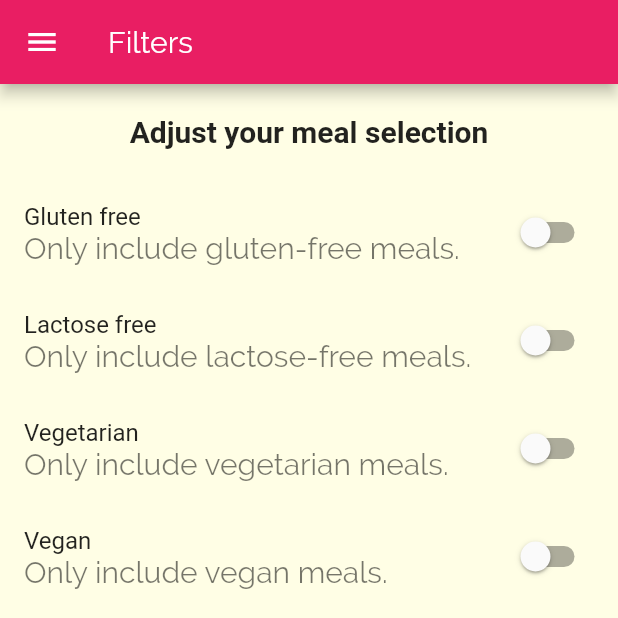
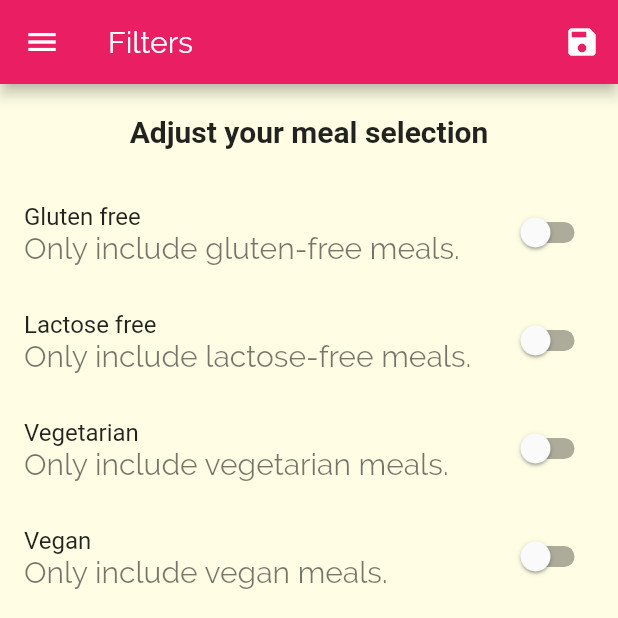
Before and after one commit to giorgiofrittoli/meal-flutter-app, a Flutter app: the FiltersScreen screen opened by its route, on a phone screen of 412 x 824 dp, the top half of it. Run offline on Flutter 3.47's test engine with Material 2 defaults, Android fonts, the phone set to English and light mode, and no system bars; Roboto replaces fonts that are missing (RobotoCondendsed).

Commit message:
filters func

```diff
--- /dev/null
+++ b/lib/models/filters.dart
@@ -0,0 +1 @@
+enum Filter { LACTOSE_FREE, GLUTEN_FREE, VEGETARIAN, VEGAN }
--- a/lib/models/meal.dart
+++ b/lib/models/meal.dart
@@ -52,7 +52,7 @@ class Meal {
       case Affordability.Pricey:
         return "Pricey";
       case Affordability.Luxurious:
-        return "Challenging";
+        return "Luxurious";
     }
   }
 }
--- a/lib/screens/filters_screen.dart
+++ b/lib/screens/filters_screen.dart
@@ -1,32 +1,29 @@
 import "package:flutter/material.dart";
 
+import "../models/filters.dart";
 import '../main_drawer.dart';
 
 class FiltersScreen extends StatefulWidget {
   static const routeName = "filters-screen";
 
+  final Function setFilters;
+  final Map<Filter, bool> _filters;
+
+  FiltersScreen(this._filters, this.setFilters);
+
   @override
   _FiltersScreenState createState() => _FiltersScreenState();
 }
 
-enum Filter { LACTOSE_FREE, GLUTEN_FREE, VEGETARIAN, VEGAN }
-
 class _FiltersScreenState extends State<FiltersScreen> {
-  var _filters = {
-    Filter.GLUTEN_FREE: false,
-    Filter.LACTOSE_FREE: false,
-    Filter.VEGETARIAN: false,
-    Filter.VEGAN: false
-  };
-
   Widget _buildSwitchListTile(String title, String subTitle, Filter type) {
     return SwitchListTile(
       title: Text(title),
       subtitle: Text(subTitle),
-      value: _filters[type],
+      value: widget._filters[type],
       onChanged: (newValue) {
         setState(() {
-          _filters[type] = newValue;
+          widget._filters[type] = newValue;
         });
       },
     );
@@ -37,6 +34,12 @@ class _FiltersScreenState extends State<FiltersScreen> {
     return Scaffold(
       appBar: AppBar(
         title: Text("Filters"),
+        actions: [
+          IconButton(
+            icon: Icon(Icons.save),
+            onPressed: () => widget.setFilters(widget._filters),
+          )
+        ],
       ),
       drawer: MainDrawer(),
       body: Column(
```
Also changed, not shown: lib/main.dart (+46 -6 lines), lib/screens/category_meals_screen.dart (+5 -2 lines), lib/widgets/meal_item.dart (+7 -7 lines).
